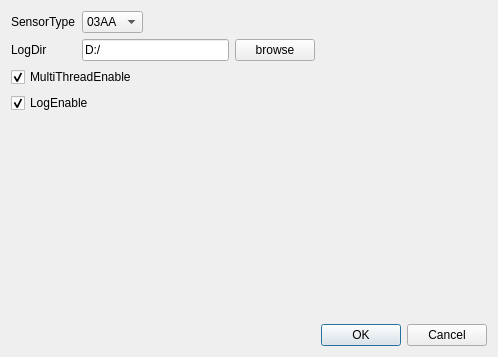
Before: the Qt Designer form AlgorithmTest/DialogDVSInit.ui in yixin1851/algorithm_HVS, drawn with Qt 5.
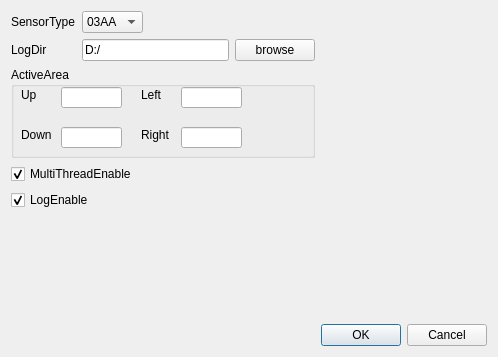
After: the same form once the commit is applied.

Patch:
```diff
--- a/AlgorithmTest/DialogDVSInit.ui
+++ b/AlgorithmTest/DialogDVSInit.ui
@@ -130,7 +130,118 @@
      </property>
     </spacer>
    </item>
-   <item row="2" column="0" colspan="2">
+   <item row="2" column="0" colspan="4">
+    <widget class="QGroupBox" name="groupBox_2">
+     <property name="sizePolicy">
+      <sizepolicy hsizetype="Minimum" vsizetype="Minimum">
+       <horstretch>0</horstretch>
+       <verstretch>0</verstretch>
+      </sizepolicy>
+     </property>
+     <property name="minimumSize">
+      <size>
+       <width>241</width>
+       <height>91</height>
+      </size>
+     </property>
+     <property name="title">
+      <string>ActiveArea</string>
+     </property>
+     <widget class="QLineEdit" name="lineEditUp">
+      <property name="geometry">
+       <rect>
+        <x>50</x>
+        <y>20</y>
+        <width>61</width>
+        <height>21</height>
+       </rect>
+      </property>
+     </widget>
+     <widget class="QLabel" name="label_6">
+      <property name="geometry">
+       <rect>
+        <x>10</x>
+        <y>20</y>
+        <width>41</width>
+        <height>16</height>
+       </rect>
+      </property>
+      <property name="text">
+       <string>Up</string>
+      </property>
+     </widget>
+     <widget class="QLineEdit" name="lineEditDown">
+      <property name="geometry">
+       <rect>
+        <x>50</x>
+        <y>60</y>
+        <width>61</width>
+        <height>21</height>
+       </rect>
+      </property>
+     </widget>
+     <widget class="QLabel" name="label_7">
+      <property name="geometry">
+       <rect>
+        <x>10</x>
+        <y>60</y>
+        <width>41</width>
+        <height>16</height>
+       </rect>
+      </property>
+      <property name="text">
+       <string>Down</string>
+      </property>
+     </widget>
+     <widget class="QLabel" name="label_8">
+      <property name="geometry">
+       <rect>
+        <x>130</x>
+        <y>20</y>
+        <width>31</width>
+        <height>16</height>
+       </rect>
+      </property>
+      <property name="text">
+       <string>Left</string>
+      </property>
+     </widget>
+     <widget class="QLineEdit" name="lineEditLeft">
+      <property name="geometry">
+       <rect>
+        <x>170</x>
+        <y>20</y>
+        <width>61</width>
+        <height>21</height>
+       </rect>
+      </property>
+     </widget>
+     <widget class="QLabel" name="label_9">
+      <property name="geometry">
+       <rect>
+        <x>130</x>
+        <y>60</y>
+        <width>41</width>
+        <height>16</height>
+       </rect>
+      </property>
+      <property name="text">
+       <string>Right</string>
+      </property>
+     </widget>
+     <widget class="QLineEdit" name="lineEditRight">
+      <property name="geometry">
+       <rect>
+        <x>170</x>
+        <y>60</y>
+        <width>61</width>
+        <height>21</height>
+       </rect>
+      </property>
+     </widget>
+    </widget>
+   </item>
+   <item row="3" column="0" colspan="2">
     <widget class="QCheckBox" name="checkBoxMultiThreadEnable">
      <property name="text">
       <string>MultiThreadEnable</string>
@@ -140,7 +251,7 @@
      </property>
     </widget>
    </item>
-   <item row="3" column="0" colspan="2">
+   <item row="4" column="0" colspan="2">
     <widget class="QCheckBox" name="checkBoxLogEnable">
      <property name="text">
       <string>LogEnable</string>
@@ -150,7 +261,7 @@
      </property>
     </widget>
    </item>
-   <item row="4" column="1">
+   <item row="5" column="1">
     <spacer name="verticalSpacer">
      <property name="orientation">
       <enum>Qt::Vertical</enum>
@@ -163,7 +274,7 @@
      </property>
     </spacer>
    </item>
-   <item row="5" column="4">
+   <item row="6" column="4">
     <widget class="QDialogButtonBox" name="buttonBox">
      <property name="orientation">
       <enum>Qt::Horizontal</enum>
```
